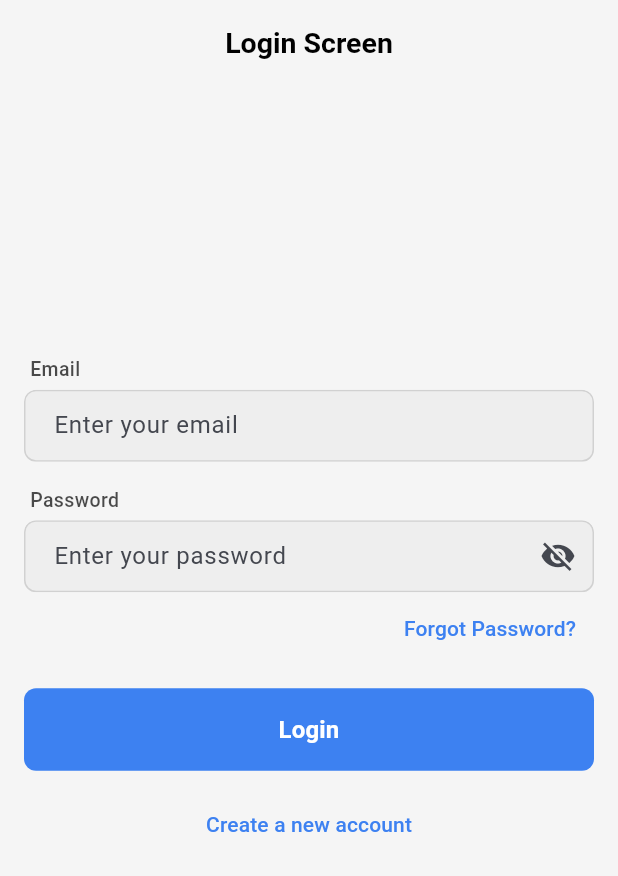
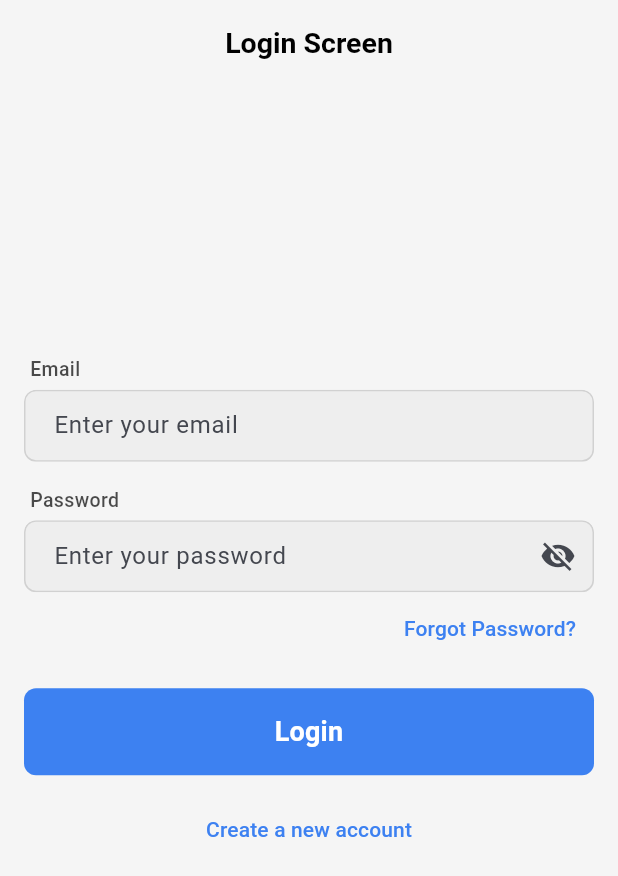
Before and after one commit to itsatifsiddiqui/arsync_mason, a Flutter app: the screen it shows after launch, on a phone screen of 412 x 824 dp. Shown: the top 876 px of the screen. Run offline on Flutter 3.47's test engine with Material 3 defaults, Android fonts, the phone set to English and light mode, and no system bars; our stand-ins replace cross_file, flutter_hooks, freezed_annotation, go_router, hooks_riverpod, shared_preferences; missing offline and left inert: arsync_exception_toolkit, loading_overlay_pro; generated files the repository leaves out were written again.

Commit message:
updated primary button for bottomnavigationbar.

```diff
--- a/arsync_project/__brick__/lib/widgets/primary_button.dart
+++ b/arsync_project/__brick__/lib/widgets/primary_button.dart
@@ -23,6 +23,8 @@ class PrimaryButton extends StatelessWidget {
     this.fontSize,
     this.fontFamily,
     this.borderRadius = kBorderRadius,
+    this.isBottomNavigationBar = false,
+    this.bottomNavigationBarPadding,
   });
 
   final bool isDisabled;
@@ -43,10 +45,12 @@ class PrimaryButton extends StatelessWidget {
   final double? fontSize;
   final String? fontFamily;
   final double borderRadius;
+  final bool? isBottomNavigationBar;
+  final EdgeInsets? bottomNavigationBarPadding;
 
   @override
   Widget build(BuildContext context) {
-    return IgnorePointer(
+    final button = IgnorePointer(
       ignoring: isDisabled || isLoading,
       child: MaterialButton(
         splashColor: () {
@@ -117,12 +121,25 @@ class PrimaryButton extends StatelessWidget {
                       if (isOutline) return color ?? context.primaryColor;
                       return Colors.white;
                     }.call(),
-                    fontSize: fontSize ?? 16,
+                    fontSize: fontSize ?? 18,
                   ),
             ),
           );
         }).call(),
       ),
     );
+
+    if (isBottomNavigationBar == true) {
+      return SafeArea(
+        child: Padding(
+          padding:
+              bottomNavigationBarPadding ??
+              EdgeInsets.only(left: 24, right: 24, bottom: 8, top: 8),
+          child: button,
+        ),
+      );
+    }
+
+    return button;
   }
 }
```
